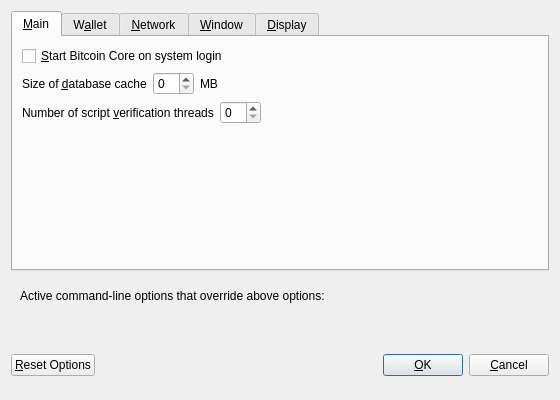
First picture: the form in src/qt/forms/optionsdialog.ui, repository cuckoocoin/cuckoocoin-core, before the edit.
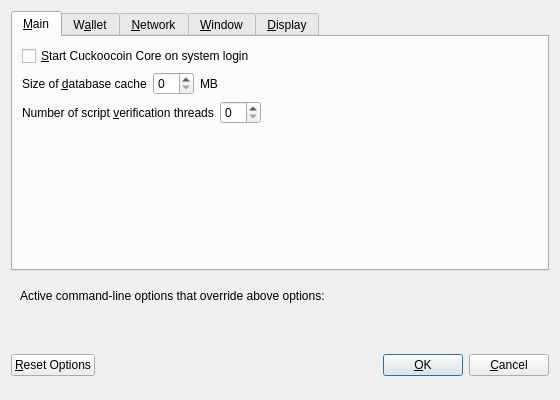
Second picture: the form after the edit. Custom widgets are drawn as their Qt base class.

Commit message: Update and rename all files to Cuckoocoin

```diff
--- a/src/qt/forms/optionsdialog.ui
+++ b/src/qt/forms/optionsdialog.ui
@@ -33,7 +33,7 @@
           <string>Automatically start Bitcoin Core after logging in to the system.</string>
          </property>
          <property name="text">
-          <string>&amp;Start Bitcoin Core on system login</string>
+          <string>&amp;Start Cuckoocoin Core on system login</string>
          </property>
         </widget>
        </item>
```
Left out of the diff: 10 changed lines with no effect on the pictures. The commit also changes 735 other files.
